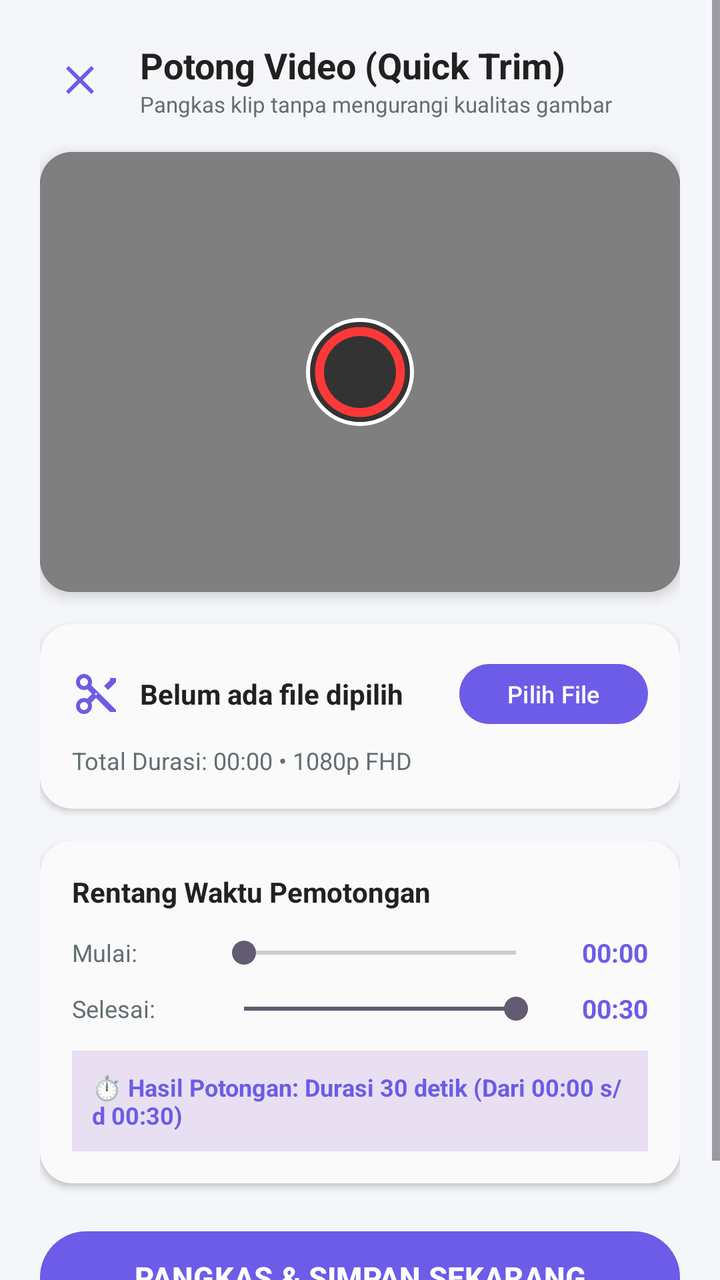
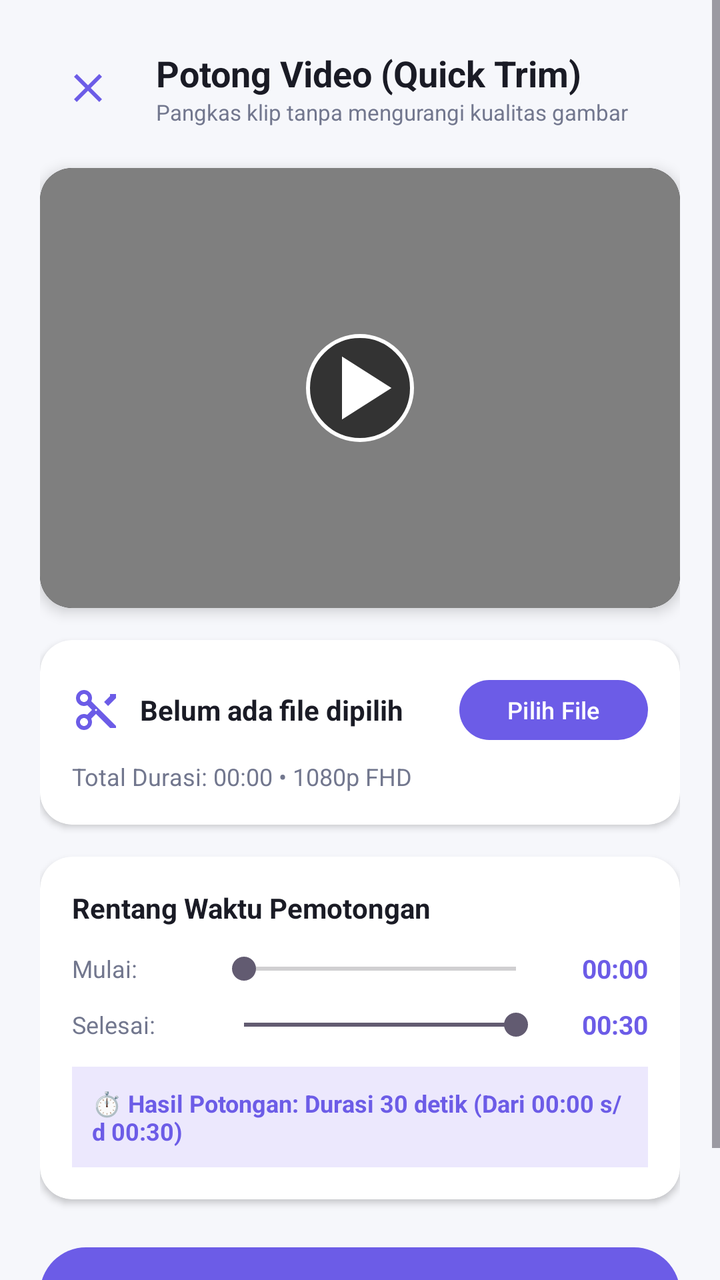

Screens rendered from an Android XML layout before and after an edit, with the pre-edit source and the edit as a unified diff.
<!-- AndroidManifest.xml: application theme Theme.RekaminDulu -->
<!-- res/layout/trim_screen.xml -->
<?xml version="1.0" encoding="utf-8"?>
<ScrollView xmlns:android="http://schemas.android.com/apk/res/android"
    xmlns:app="http://schemas.android.com/apk/res-auto"
    android:layout_width="match_parent"
    android:layout_height="match_parent"
    android:background="@color/colorBackground"
    android:fillViewport="true">

    <LinearLayout
        android:layout_width="match_parent"
        android:layout_height="wrap_content"
        android:orientation="vertical"
        android:padding="20dp">

        
        <RelativeLayout
            android:layout_width="match_parent"
            android:layout_height="wrap_content"
            android:layout_marginBottom="16dp">

            <ImageView
                android:id="@+id/btn_back_trim"
                android:layout_width="40dp"
                android:layout_height="40dp"
                android:layout_alignParentStart="true"
                android:layout_centerVertical="true"
                android:background="?attr/selectableItemBackgroundBorderless"
                android:contentDescription="Kembali"
                android:padding="8dp"
                android:src="@drawable/ic_close" />

            <LinearLayout
                android:layout_width="wrap_content"
                android:layout_height="wrap_content"
                android:layout_centerVertical="true"
                android:layout_marginStart="10dp"
                android:layout_toEndOf="@id/btn_back_trim"
                android:orientation="vertical">

                <TextView
                    android:layout_width="wrap_content"
                    android:layout_height="wrap_content"
                    android:text="Potong Video (Quick Trim)"
                    android:textColor="@color/textTitle"
                    android:textSize="18sp"
                    android:textStyle="bold" />

                <TextView
                    android:layout_width="wrap_content"
                    android:layout_height="wrap_content"
                    android:text="Pangkas klip tanpa mengurangi kualitas gambar"
                    android:textColor="@color/textCaption"
                    android:textSize="11sp" />
            </LinearLayout>
        </RelativeLayout>

        
        <androidx.cardview.widget.CardView
            android:layout_width="match_parent"
            android:layout_height="220dp"
            android:layout_marginBottom="16dp"
            app:cardBackgroundColor="#000000"
            app:cardCornerRadius="16dp"
            app:cardElevation="4dp">

            <FrameLayout
                android:layout_width="match_parent"
                android:layout_height="match_parent">

                <VideoView
                    android:id="@+id/trim_video_view"
                    android:layout_width="match_parent"
                    android:layout_height="match_parent"
                    android:layout_gravity="center" />

                
                <ImageView
                    android:id="@+id/btn_preview_play"
                    android:layout_width="54dp"
                    android:layout_height="54dp"
                    android:layout_gravity="center"
                    android:background="@drawable/ic_play_circle_bg"
                    android:contentDescription="Putar Preview"
                    android:src="@drawable/ic_record" />

                
                <LinearLayout
                    android:id="@+id/layout_no_video_placeholder"
                    android:layout_width="match_parent"
                    android:layout_height="match_parent"
                    android:gravity="center"
                    android:orientation="vertical"
                    android:visibility="gone">

                    <ImageView
                        android:layout_width="48dp"
                        android:layout_height="48dp"
                        android:src="@drawable/ic_video_placeholder" />

                    <TextView
                        android:layout_width="wrap_content"
                        android:layout_height="wrap_content"
                        android:layout_marginTop="8dp"
                        android:text="Pilih rekaman untuk dipotong"
                        android:textColor="#FFFFFF"
                        android:textSize="13sp" />
                </LinearLayout>
            </FrameLayout>
        </androidx.cardview.widget.CardView>

        
        <androidx.cardview.widget.CardView
            android:layout_width="match_parent"
            android:layout_height="wrap_content"
            android:layout_marginBottom="16dp"
            app:cardBackgroundColor="@color/colorSurface"
            app:cardCornerRadius="16dp"
            app:cardElevation="2dp">

            <LinearLayout
                android:layout_width="match_parent"
                android:layout_height="wrap_content"
                android:orientation="vertical"
                android:padding="16dp">

                <LinearLayout
                    android:layout_width="match_parent"
                    android:layout_height="wrap_content"
                    android:gravity="center_vertical"
                    android:orientation="horizontal">

                    <ImageView
                        android:layout_width="24dp"
                        android:layout_height="24dp"
                        android:src="@drawable/ic_trim" />

                    <TextView
                        android:id="@+id/text_selected_file_name"
                        android:layout_width="0dp"
                        android:layout_height="wrap_content"
                        android:layout_marginStart="10dp"
                        android:layout_weight="1"
                        android:ellipsize="middle"
                        android:singleLine="true"
                        android:text="Belum ada file dipilih"
                        android:textColor="@color/textTitle"
                        android:textSize="14sp"
                        android:textStyle="bold" />

                    <Button
                        android:id="@+id/btn_browse"
                        android:layout_width="wrap_content"
                        android:layout_height="38dp"
                        android:text="Pilih File"
                        android:textColor="@color/colorOnPrimary"
                        android:textSize="12sp"
                        app:backgroundTint="@color/colorPrimary" />
                </LinearLayout>

                <TextView
                    android:id="@+id/text_video_duration_info"
                    android:layout_width="wrap_content"
                    android:layout_height="wrap_content"
                    android:layout_marginTop="6dp"
                    android:text="Total Durasi: 00:00 • 1080p FHD"
                    android:textColor="@color/textCaption"
                    android:textSize="12sp" />
            </LinearLayout>
        </androidx.cardview.widget.CardView>

        
        <androidx.cardview.widget.CardView
            android:layout_width="match_parent"
            android:layout_height="wrap_content"
            android:layout_marginBottom="20dp"
            app:cardBackgroundColor="@color/colorSurface"
            app:cardCornerRadius="16dp"
            app:cardElevation="2dp">

            <LinearLayout
                android:layout_width="match_parent"
                android:layout_height="wrap_content"
                android:orientation="vertical"
                android:padding="16dp">

                <TextView
                    android:layout_width="wrap_content"
                    android:layout_height="wrap_content"
                    android:text="Rentang Waktu Pemotongan"
                    android:textColor="@color/textTitle"
                    android:textSize="14sp"
                    android:textStyle="bold" />

                
                <LinearLayout
                    android:layout_width="match_parent"
                    android:layout_height="wrap_content"
                    android:layout_marginTop="12dp"
                    android:gravity="center_vertical"
                    android:orientation="horizontal">

                    <TextView
                        android:layout_width="70dp"
                        android:layout_height="wrap_content"
                        android:text="Mulai:"
                        android:textColor="@color/textCaption"
                        android:textSize="12sp" />

                    <SeekBar
                        android:id="@+id/seek_start_time"
                        android:layout_width="0dp"
                        android:layout_height="wrap_content"
                        android:layout_weight="1"
                        android:progress="0" />

                    <TextView
                        android:id="@+id/text_start_time_val"
                        android:layout_width="50dp"
                        android:layout_height="wrap_content"
                        android:gravity="end"
                        android:text="00:00"
                        android:textColor="@color/colorPrimary"
                        android:textSize="13sp"
                        android:textStyle="bold" />
                </LinearLayout>

                
                <LinearLayout
                    android:layout_width="match_parent"
                    android:layout_height="wrap_content"
                    android:layout_marginTop="10dp"
                    android:gravity="center_vertical"
                    android:orientation="horizontal">

                    <TextView
                        android:layout_width="70dp"
                        android:layout_height="wrap_content"
                        android:text="Selesai:"
                        android:textColor="@color/textCaption"
                        android:textSize="12sp" />

                    <SeekBar
                        android:id="@+id/seek_end_time"
                        android:layout_width="0dp"
                        android:layout_height="wrap_content"
                        android:layout_weight="1"
                        android:progress="100" />

                    <TextView
                        android:id="@+id/text_end_time_val"
                        android:layout_width="50dp"
                        android:layout_height="wrap_content"
                        android:gravity="end"
                        android:text="00:30"
                        android:textColor="@color/colorPrimary"
                        android:textSize="13sp"
                        android:textStyle="bold" />
                </LinearLayout>

                
                <TextView
                    android:id="@+id/text_trim_summary"
                    android:layout_width="match_parent"
                    android:layout_height="wrap_content"
                    android:layout_marginTop="12dp"
                    android:background="@color/colorPrimaryContainer"
                    android:padding="10dp"
                    android:text="⏱️ Hasil Potongan: Durasi 30 detik (Dari 00:00 s/d 00:30)"
                    android:textColor="@color/colorPrimary"
                    android:textSize="12sp"
                    android:textStyle="bold" />

            </LinearLayout>
        </androidx.cardview.widget.CardView>

        
        <ProgressBar
            android:id="@+id/trim_progress_bar"
            style="?android:attr/progressBarStyleHorizontal"
            android:layout_width="match_parent"
            android:layout_height="12dp"
            android:layout_marginBottom="12dp"
            android:visibility="gone" />

        
        <Button
            android:id="@+id/btn_apply_trim"
            android:layout_width="match_parent"
            android:layout_height="54dp"
            android:layout_marginBottom="20dp"
            android:text="PANGKAS &amp; SIMPAN SEKARANG"
            android:textColor="@color/colorOnPrimary"
            android:textSize="15sp"
            android:textStyle="bold"
            app:backgroundTint="@color/colorPrimary" />

    </LinearLayout>
</ScrollView>
<!-- resources referenced by this layout -->
<resources>
  <color name="colorBackground">#F5F6FA</color>
  <color name="colorOnPrimary">#FFFFFF</color>
  <color name="colorPrimary">#6C5CE7</color>
  <color name="colorPrimaryContainer">#E8E0F2</color>
  <color name="colorSurface">#FAFAFA</color>
  <color name="textCaption">#636E72</color>
  <color name="textTitle">#212121</color>
  <!-- drawable ic_close (drawable) -->
  <vector xmlns:android="http://schemas.android.com/apk/res/android"
      android:width="24dp"
      android:height="24dp"
      android:viewportWidth="24"
      android:viewportHeight="24">
      <path
          android:fillColor="#FF3838"
          android:pathData="M19,6.41L17.59,5 12,10.59 6.41,5 5,6.41 10.59,12 5,17.59 6.41,19 12,13.41 17.59,19 19,17.59 13.41,12z"/>
  </vector>
  <!-- drawable ic_play_circle_bg (drawable) -->
  <?xml version="1.0" encoding="utf-8"?>
  <shape xmlns:android="http://schemas.android.com/apk/res/android"
      android:shape="oval">
      <solid android:color="#99000000" />
      <stroke
          android:width="2dp"
          android:color="#FFFFFF" />
  </shape>
  <!-- drawable ic_record (drawable) -->
  <vector xmlns:android="http://schemas.android.com/apk/res/android"
      android:width="24dp"
      android:height="24dp"
      android:viewportWidth="24"
      android:viewportHeight="24">
      <path
          android:fillColor="#FF3838"
          android:pathData="M12,2C6.48,2 2,6.48 2,12s4.48,10 10,10 10,-4.48 10,-10S17.52,2 12,2zM12,17c-2.76,0 -5,-2.24 -5,-5s2.24,-5 5,-5 5,2.24 5,5 -2.24,5 -5,5z"/>
  </vector>
  <!-- drawable ic_trim (drawable) -->
  <vector xmlns:android="http://schemas.android.com/apk/res/android"
      android:width="24dp"
      android:height="24dp"
      android:viewportWidth="24"
      android:viewportHeight="24">
      <path
          android:fillColor="#6C5CE7"
          android:pathData="M9.64,7.64c0.23,-0.5 0.36,-1.05 0.36,-1.64 0,-2.21 -1.79,-4 -4,-4S2,3.79 2,6s1.79,4 4,4c0.59,0 1.14,-0.13 1.64,-0.36L10,12l-2.36,2.36C7.14,14.13 6.59,14 6,14c-2.21,0 -4,1.79 -4,4s1.79,4 4,4 4,-1.79 4,-4c0,-0.59 -0.13,-1.14 -0.36,-1.64L12,14l7,7h3v-1L9.64,7.64zM6,8c-1.1,0 -2,-0.9 -2,-2s0.9,-2 2,-2 2,0.9 2,2 -0.9,2 -2,2zm0,12c-1.1,0 -2,-0.9 -2,-2s0.9,-2 2,-2 2,0.9 2,2 -0.9,2 -2,2zm6,-7.5c-0.28,0 -0.5,-0.22 -0.5,-0.5s0.22,-0.5 0.5,-0.5 0.5,0.22 0.5,0.5 -0.22,0.5 -0.5,0.5zm7,-7.5l-3,3 2,2 4,-4V4h-3z"/>
  </vector>
  <!-- drawable ic_video_placeholder (drawable) -->
  <vector xmlns:android="http://schemas.android.com/apk/res/android"
      android:width="24dp"
      android:height="24dp"
      android:viewportWidth="24"
      android:viewportHeight="24">
      <path
          android:fillColor="#6C5CE7"
          android:pathData="M18,3H6C4.9,3 4,3.9 4,5v14c0,1.1 0.9,2 2,2h12c1.1,0 2,-0.9 2,-2V5C20,3.9 19.1,3 18,3zM18,19H6V5h12v14zM10,8l6,4 -6,4V8z"/>
  </vector>
  <style name="Theme.RekaminDulu" parent="Theme.Material3.DayNight.NoActionBar">
          <item name="colorPrimary">#6C5CE7</item>
          <item name="colorOnPrimary">#FFFFFF</item>
          <item name="android:windowBackground">@color/colorBackground</item>
          <item name="android:statusBarColor">#6C5CE7</item>
          <item name="android:navigationBarColor">@android:color/darker_gray</item>
      </style>
</resources>

<!-- the commit's change to res/layout/trim_screen.xml (unified diff, before → after) -->
@@ -20,13 +20,13 @@
 
             <ImageView
                 android:id="@+id/btn_back_trim"
-                android:layout_width="40dp"
-                android:layout_height="40dp"
+                android:layout_width="48dp"
+                android:layout_height="48dp"
                 android:layout_alignParentStart="true"
                 android:layout_centerVertical="true"
                 android:background="?attr/selectableItemBackgroundBorderless"
                 android:contentDescription="Kembali"
-                android:padding="8dp"
+                android:padding="12dp"
                 android:src="@drawable/ic_close" />
 
             <LinearLayout
@@ -81,7 +81,8 @@
                     android:layout_gravity="center"
                     android:background="@drawable/ic_play_circle_bg"
                     android:contentDescription="Putar Preview"
-                    android:src="@drawable/ic_record" />
+                    android:src="@drawable/ic_play_arrow" />
+
 
                 
                 <LinearLayout
<!-- resource entries referenced after the edit -->
@@ -1,12 +1,12 @@
 <!-- resources referenced by this layout -->
 <resources>
-  <color name="colorBackground">#F5F6FA</color>
+  <color name="colorBackground">#F6F7FB</color>
   <color name="colorOnPrimary">#FFFFFF</color>
   <color name="colorPrimary">#6C5CE7</color>
-  <color name="colorPrimaryContainer">#E8E0F2</color>
-  <color name="colorSurface">#FAFAFA</color>
-  <color name="textCaption">#636E72</color>
-  <color name="textTitle">#212121</color>
+  <color name="colorPrimaryContainer">#ECE8FD</color>
+  <color name="colorSurface">#FFFFFF</color>
+  <color name="textCaption">#72778E</color>
+  <color name="textTitle">#1A1B25</color>
   <!-- drawable ic_close (drawable) -->
   <vector xmlns:android="http://schemas.android.com/apk/res/android"
       android:width="24dp"
@@ -17,6 +17,16 @@
           android:fillColor="#FF3838"
           android:pathData="M19,6.41L17.59,5 12,10.59 6.41,5 5,6.41 10.59,12 5,17.59 6.41,19 12,13.41 17.59,19 19,17.59 13.41,12z"/>
   </vector>
+  <!-- drawable ic_play_arrow (drawable) -->
+  <vector xmlns:android="http://schemas.android.com/apk/res/android"
+      android:width="24dp"
+      android:height="24dp"
+      android:viewportWidth="24"
+      android:viewportHeight="24">
+      <path
+          android:fillColor="#FFFFFF"
+          android:pathData="M8,5v14l11,-7z"/>
+  </vector>
   <!-- drawable ic_play_circle_bg (drawable) -->
   <?xml version="1.0" encoding="utf-8"?>
   <shape xmlns:android="http://schemas.android.com/apk/res/android"
@@ -26,16 +36,6 @@
           android:width="2dp"
           android:color="#FFFFFF" />
   </shape>
-  <!-- drawable ic_record (drawable) -->
-  <vector xmlns:android="http://schemas.android.com/apk/res/android"
-      android:width="24dp"
-      android:height="24dp"
-      android:viewportWidth="24"
-      android:viewportHeight="24">
-      <path
-          android:fillColor="#FF3838"
-          android:pathData="M12,2C6.48,2 2,6.48 2,12s4.48,10 10,10 10,-4.48 10,-10S17.52,2 12,2zM12,17c-2.76,0 -5,-2.24 -5,-5s2.24,-5 5,-5 5,2.24 5,5 -2.24,5 -5,5z"/>
-  </vector>
   <!-- drawable ic_trim (drawable) -->
   <vector xmlns:android="http://schemas.android.com/apk/res/android"
       android:width="24dp"
@@ -57,11 +57,18 @@
           android:pathData="M18,3H6C4.9,3 4,3.9 4,5v14c0,1.1 0.9,2 2,2h12c1.1,0 2,-0.9 2,-2V5C20,3.9 19.1,3 18,3zM18,19H6V5h12v14zM10,8l6,4 -6,4V8z"/>
   </vector>
   <style name="Theme.RekaminDulu" parent="Theme.Material3.DayNight.NoActionBar">
-          <item name="colorPrimary">#6C5CE7</item>
-          <item name="colorOnPrimary">#FFFFFF</item>
+          <item name="colorPrimary">@color/colorPrimary</item>
+          <item name="colorOnPrimary">@color/colorOnPrimary</item>
+          <item name="colorPrimaryContainer">@color/colorPrimaryContainer</item>
+          <item name="colorOnPrimaryContainer">@color/colorOnPrimaryContainer</item>
+          <item name="colorSurface">@color/colorSurface</item>
+          <item name="colorOnSurface">@color/colorOnSurface</item>
           <item name="android:windowBackground">@color/colorBackground</item>
-          <item name="android:statusBarColor">#6C5CE7</item>
-          <item name="android:navigationBarColor">@android:color/darker_gray</item>
+          <item name="android:statusBarColor">@color/colorBackground</item>
+          <item name="android:windowLightStatusBar">true</item>
+          <item name="android:navigationBarColor">@color/colorSurface</item>
       </style>
+  <color name="colorOnPrimaryContainer">#4435B8</color>
+  <color name="colorOnSurface">#1A1B25</color>
 </resources>
 
